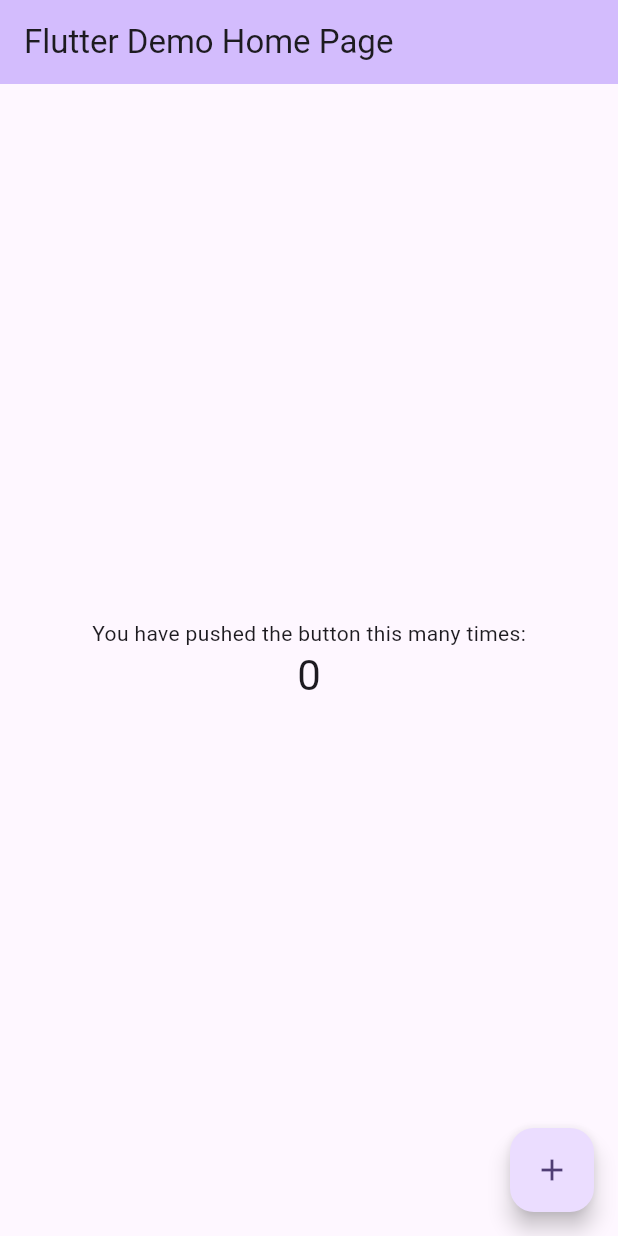
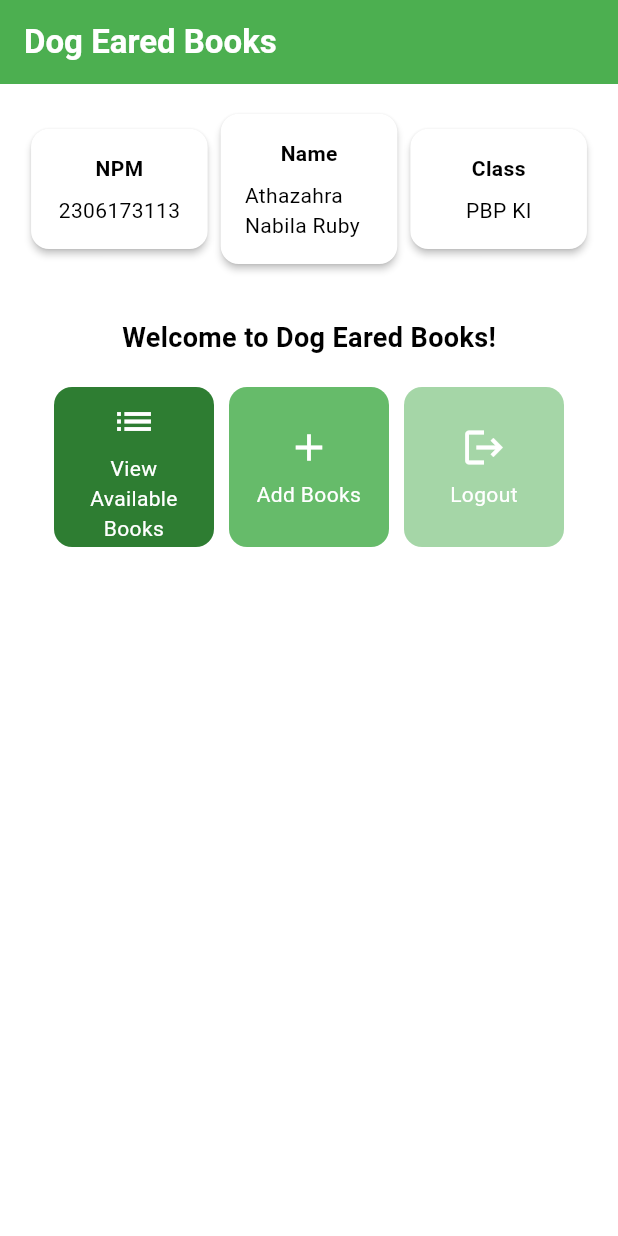
Before and after one commit to thataruby/dog-eared-books-mobile, a Flutter app: the screen it shows after launch, on a phone screen of 412 x 824 dp. Run offline on Flutter 3.47's test engine with Material 3 defaults, Android fonts, the light colour scheme and no system bars.

Commit message:
assignment 7

```diff
--- a/lib/main.dart
+++ b/lib/main.dart
@@ -1,4 +1,5 @@
 import 'package:flutter/material.dart';
+import 'package:dog_eared_books/menu.dart';
 
 void main() {
   runApp(const MyApp());
@@ -11,115 +12,13 @@
   @override
   Widget build(BuildContext context) {
     return MaterialApp(
-      title: 'Flutter Demo',
+      title: 'Dog Eared Books',
       theme: ThemeData(
-        // This is the theme of your application.
-        //
-        // TRY THIS: Try running your application with "flutter run". You'll see
-        // the application has a purple toolbar. Then, without quitting the app,
-        // try changing the seedColor in the colorScheme below to Colors.green
-        // and then invoke "hot reload" (save your changes or press the "hot
-        // reload" button in a Flutter-supported IDE, or press "r" if you used
-        // the command line to start the app).
-        //
-        // Notice that the counter didn't reset back to zero; the application
-        // state is not lost during the reload. To reset the state, use hot
-        // restart instead.
-        //
-        // This works for code too, not just values: Most code changes can be
-        // tested with just a hot reload.
-        colorScheme: ColorScheme.fromSeed(seedColor: Colors.deepPurple),
-        useMaterial3: true,
+        colorScheme: ColorScheme.fromSwatch(
+          primarySwatch: Colors.green,
+        ).copyWith(secondary: Colors.green[700]),
       ),
-      home: const MyHomePage(title: 'Flutter Demo Home Page'),
+      home: MyHomePage(),
     );
   }
 }
-
-class MyHomePage extends StatefulWidget {
-  const MyHomePage({super.key, required this.title});
-
-  // This widget is the home page of your application. It is stateful, meaning
-  // that it has a State object (defined below) that contains fields that affect
-  // how it looks.
-
-  // This class is the configuration for the state. It holds the values (in this
-  // case the title) provided by the parent (in this case the App widget) and
-  // used by the build method of the State. Fields in a Widget subclass are
-  // always marked "final".
-
-  final String title;
-
-  @override
-  State<MyHomePage> createState() => _MyHomePageState();
-}
-
-class _MyHomePageState extends State<MyHomePage> {
-  int _counter = 0;
-
-  void _incrementCounter() {
-    setState(() {
-      // This call to setState tells the Flutter framework that something has
-      // changed in this State, which causes it to rerun the build method below
-      // so that the display can reflect the updated values. If we changed
-      // _counter without calling setState(), then the build method would not be
-      // called again, and so nothing would appear to happen.
-      _counter++;
-    });
-  }
-
-  @override
-  Widget build(BuildContext context) {
-    // This method is rerun every time setState is called, for instance as done
-    // by the _incrementCounter method above.
-    //
-    // The Flutter framework has been optimized to make rerunning build methods
-    // fast, so that you can just rebuild anything that needs updating rather
-    // than having to individually change instances of widgets.
-    return Scaffold(
-      appBar: AppBar(
-        // TRY THIS: Try changing the color here to a specific color (to
-        // Colors.amber, perhaps?) and trigger a hot reload to see the AppBar
-        // change color while the other colors stay the same.
-        backgroundColor: Theme.of(context).colorScheme.inversePrimary,
-        // Here we take the value from the MyHomePage object that was created by
-        // the App.build method, and use it to set our appbar title.
-        title: Text(widget.title),
-      ),
-      body: Center(
-        // Center is a layout widget. It takes a single child and positions it
-        // in the middle of the parent.
-        child: Column(
-          // Column is also a layout widget. It takes a list of children and
-          // arranges them vertically. By default, it sizes itself to fit its
-          // children horizontally, and tries to be as tall as its parent.
-          //
-          // Column has various properties to control how it sizes itself and
-          // how it positions its children. Here we use mainAxisAlignment to
-          // center the children vertically; the main axis here is the vertical
-          // axis because Columns are vertical (the cross axis would be
-          // horizontal).
-          //
-          // TRY THIS: Invoke "debug painting" (choose the "Toggle Debug Paint"
-          // action in the IDE, or press "p" in the console), to see the
-          // wireframe for each widget.
-          mainAxisAlignment: MainAxisAlignment.center,
-          children: <Widget>[
-            const Text(
-              'You have pushed the button this many times:',
-            ),
-            Text(
-              '$_counter',
-              style: Theme.of(context).textTheme.headlineMedium,
-            ),
-          ],
-        ),
-      ),
-      floatingActionButton: FloatingActionButton(
-        onPressed: _incrementCounter,
-        tooltip: 'Increment',
-        child: const Icon(Icons.add),
-      ), // This trailing comma makes auto-formatting nicer for build methods.
-    );
-  }
-}
--- /dev/null
+++ b/lib/menu.dart
@@ -0,0 +1,205 @@
+import 'package:flutter/material.dart';
+
+class MyHomePage extends StatelessWidget {
+  final String npm = '2306173113'; // NPM
+  final String name = 'Athazahra Nabila Ruby'; // Name
+  final String className = 'PBP KI'; // Class
+  final List<ItemHomepage> items = [
+    ItemHomepage("View Available Books", Icons.list),
+    ItemHomepage("Add Books", Icons.add),
+    ItemHomepage("Logout", Icons.logout),
+  ];
+
+  MyHomePage({super.key});
+
+  @override
+  Widget build(BuildContext context) {
+    // Scaffold provides the basic structure of the page with the AppBar and body.
+    return Scaffold(
+      // AppBar is the top part of the page that displays the title.
+      appBar: AppBar(
+        // The title of the application "Mental Health Tracker" with white text and bold font.
+        title: const Text(
+          'Dog Eared Books',
+          style: TextStyle(
+            color: Colors.white,
+            fontWeight: FontWeight.bold,
+          ),
+        ),
+        // The background color of the AppBar is obtained from the application theme color scheme.
+        backgroundColor: Theme.of(context).colorScheme.primary,
+      ),
+      // Body of the page with paddings around it.
+      body: Padding(
+        padding: const EdgeInsets.all(16.0),
+        // Place the widget vertically in a column.
+        child: Column(
+          crossAxisAlignment: CrossAxisAlignment.center,
+          children: [
+            // Row to display 3 InfoCard horizontally.
+            Row(
+              mainAxisAlignment: MainAxisAlignment.spaceEvenly,
+              children: [
+                InfoCard(title: 'NPM', content: npm),
+                InfoCard(title: 'Name', content: name),
+                InfoCard(title: 'Class', content: className),
+              ],
+            ),
+
+            // Give a vertical space of 16 units.
+            const SizedBox(height: 16.0),
+
+            // Place the following widget in the center of the page.
+            Center(
+              child: Column(
+                // Place the text and grid item vertically.
+
+                children: [
+                  // Display the welcome message with bold font and size 18.
+                  const Padding(
+                    padding: EdgeInsets.only(top: 16.0),
+                    child: Text(
+                      'Welcome to Dog Eared Books!',
+                      style: TextStyle(
+                        fontWeight: FontWeight.bold,
+                        fontSize: 18.0,
+                      ),
+                    ),
+                  ),
+
+                  // Grid to display ItemCard in a 3 column grid.
+                  GridView.count(
+                    primary: true,
+                    padding: const EdgeInsets.all(20),
+                    crossAxisSpacing: 10,
+                    mainAxisSpacing: 10,
+                    crossAxisCount: 3,
+                    // To ensure that the grid fits its height.
+                    shrinkWrap: true,
+
+                    // Display ItemCard for each item in the items list.
+                    children: items.asMap().entries.map((entry) {
+                      int idx = entry.key;
+                      ItemHomepage item = entry.value;
+                      Color color;
+                      switch (idx) {
+                        case 0:
+                          color = Colors.green.shade800;
+                          break;
+                        case 1:
+                          color = Colors.green.shade400;
+                          break;
+                        case 2:
+                          color = Colors.green.shade200;
+                          break;
+                        default:
+                          color = Colors.green;
+                      }
+                      return ItemCard(item, color: color);
+                    }).toList(),
+                  ),
+                ],
+              ),
+            ),
+          ],
+        ),
+      ),
+    );
+  }
+}
+
+
+class InfoCard extends StatelessWidget {
+  // Card information that displays the title and content.
+
+  final String title;  // Card title.
+  final String content;  // Card content.
+
+  const InfoCard({super.key, required this.title, required this.content});
+
+  @override
+  Widget build(BuildContext context) {
+    return Card(
+      // Create a card box with a shadow.
+      elevation: 2.0,
+      child: Container(
+        // Set the size and spacing within the card.
+        width: MediaQuery.of(context).size.width / 3.5, // Adjust with the width of the device used.
+        padding: const EdgeInsets.all(16.0),
+        // Place the title and content vertically.
+        child: Column(
+          children: [
+            Text(
+              title,
+              style: const TextStyle(fontWeight: FontWeight.bold),
+            ),
+            const SizedBox(height: 8.0),
+            Text(content),
+          ],
+        ),
+      ),
+    );
+  }
+}
+
+
+class ItemHomepage {
+  final String name;
+  final IconData icon;
+
+  ItemHomepage(this.name, this.icon);
+}
+
+class ItemCard extends StatelessWidget {
+  // Display the card with an icon and name.
+
+  final ItemHomepage item;
+  final Color color;
+
+  const ItemCard(this.item, {required this.color, super.key});
+
+  @override
+  Widget build(BuildContext context) {
+    return Material(
+      // Specify the background color of the application theme.
+      color: color,
+      // Round the card border.
+      borderRadius: BorderRadius.circular(12),
+
+      child: InkWell(
+        // Action when the card is pressed.
+        onTap: () {
+          // Display the SnackBar message when the card is pressed.
+          ScaffoldMessenger.of(context)
+            ..hideCurrentSnackBar()
+            ..showSnackBar(
+                SnackBar(content: Text("You have pressed the ${item.name} button!"))
+            );
+        },
+        // Container to store the Icon and Text
+        child: Container(
+          padding: const EdgeInsets.all(8),
+          child: Center(
+            child: Column(
+              // Place the Icon and Text in the center of the card.
+              mainAxisAlignment: MainAxisAlignment.center,
+              children: [
+                Icon(
+                  item.icon,
+                  color: Colors.white,
+                  size: 30.0,
+                ),
+                const Padding(padding: EdgeInsets.all(3)),
+                Text(
+                  item.name,
+                  textAlign: TextAlign.center,
+                  style: const TextStyle(color: Colors.white),
+                ),
+              ],
+            ),
+          ),
+        ),
+      ),
+    );
+  }
+}
```
Also changed, not shown: 1 other file.
